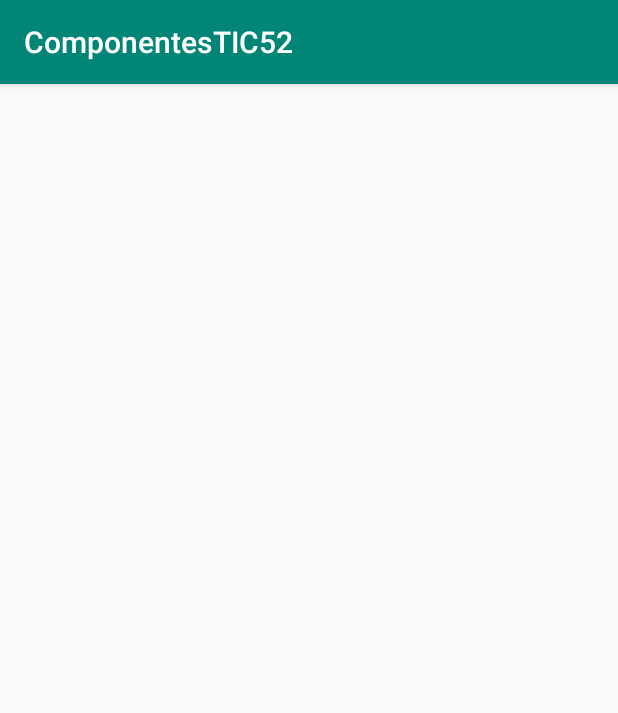
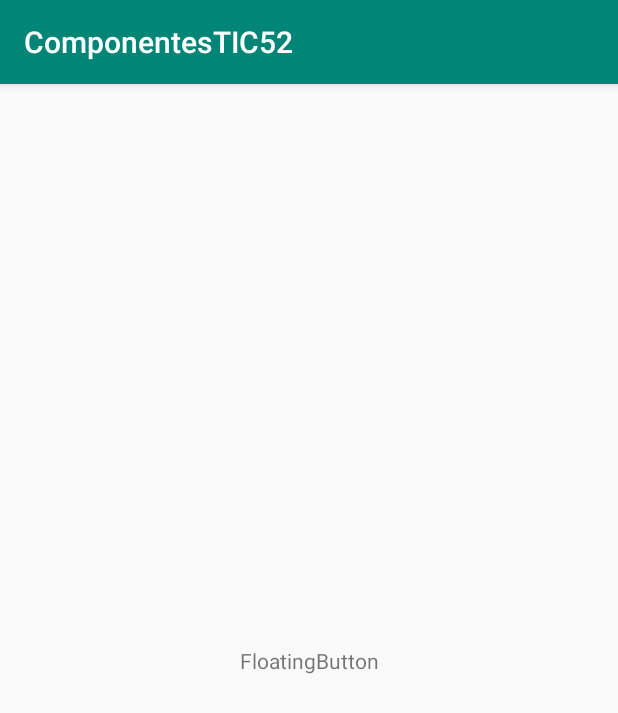
Before and after one commit to salvadorhmutec/componentes_android_tic52, an Android app: the Activity_Floating_Action_Buttom screen opened directly, with no data from a screen before it, on a phone screen of 412 x 824 dp. Shown: the top 713 px of the screen. Run offline under Robolectric (Android 15) with nearby library versions, the phone set to English and light mode, and no system bars.

Commit message:
MainActivity y menu FloatingActionButton agregado y funcionando, variable progresssBar corregido a progressBar.

```diff
--- a/app/src/main/AndroidManifest.xml
+++ b/app/src/main/AndroidManifest.xml
@@ -9,7 +9,7 @@
         android:roundIcon="@mipmap/ic_launcher_round"
         android:supportsRtl="true"
         android:theme="@style/AppTheme">
-        <activity android:name=".Activity_Floating_Action_Buttom"></activity>
+        <activity android:name=".Activity_Floating_Action_Buttom"/>
         <activity android:name=".Activity_Calendar_View" />
         <activity android:name=".Activity_Spinner" />
         <activity android:name=".Activity_Web_View" />
--- a/app/src/main/java/com/blogspot/salvadorhm/componentestic52/MainActivity.java
+++ b/app/src/main/java/com/blogspot/salvadorhm/componentestic52/MainActivity.java
@@ -90,6 +90,9 @@ public class MainActivity extends AppCompatActivity
             startActivity(intent);
         } else if (id == R.id.nav_check_box) {
             Intent intent = new Intent(getApplicationContext(),Activity_CheckBox.class);
+            startActivity(intent);}
+            else if (id == R.id.nav_floating_button) {
+            Intent intent = new Intent(getApplicationContext(),Activity_Floating_Action_Buttom.class);
             startActivity(intent);
         } else if (id == R.id.nav_image_button) {
             Intent intent = new Intent(getApplicationContext(),Activity_Image_Button.class);
--- a/app/src/main/res/layout/activity__floating__action__buttom.xml
+++ b/app/src/main/res/layout/activity__floating__action__buttom.xml
@@ -6,4 +6,17 @@
     android:layout_height="match_parent"
     tools:context=".Activity_Floating_Action_Buttom">
 
+    <TextView
+        android:layout_width="wrap_content"
+        android:layout_height="wrap_content"
+        android:layout_marginStart="8dp"
+        android:layout_marginTop="8dp"
+        android:layout_marginEnd="8dp"
+        android:layout_marginBottom="8dp"
+        android:text="@string/floatingbutton"
+        app:layout_constraintBottom_toBottomOf="parent"
+        app:layout_constraintEnd_toEndOf="parent"
+        app:layout_constraintStart_toStartOf="parent"
+        app:layout_constraintTop_toTopOf="parent" />
+
 </android.support.constraint.ConstraintLayout>
--- a/app/src/main/res/layout/activity__progress_bar.xml
+++ b/app/src/main/res/layout/activity__progress_bar.xml
@@ -13,7 +13,7 @@
         android:layout_marginTop="8dp"
         android:layout_marginEnd="8dp"
         android:layout_marginBottom="8dp"
-        android:text="@string/progresssbar"
+        android:text="@string/progressbar"
         app:layout_constraintBottom_toBottomOf="parent"
         app:layout_constraintEnd_toEndOf="parent"
         app:layout_constraintStart_toStartOf="parent"
--- a/app/src/main/res/menu/activity_main_drawer.xml
+++ b/app/src/main/res/menu/activity_main_drawer.xml
@@ -21,6 +21,7 @@
             android:icon="@drawable/ic_menu_manage"
             android:title="@string/checkbox" />
         <item
+            android:id="@+id/nav_floating_button"
             android:icon="@drawable/ic_menu_manage"
             android:title="@string/floatingbutton" />
         <item
@@ -38,7 +39,7 @@
         <item
             android:id="@+id/nav_progress_bar"
             android:icon="@drawable/ic_menu_manage"
-            android:title="@string/progresssbar" />
+            android:title="@string/progressbar" />
         <item
             android:id="@+id/nav_radio_button"
             android:icon="@drawable/ic_menu_manage"
--- a/app/src/main/res/values/strings.xml
+++ b/app/src/main/res/values/strings.xml
@@ -14,7 +14,7 @@
     <string name="imagebutton">ImageButton</string>
     <string name="imageview">ImageView</string>
     <string name="mapview">MapView</string>
-    <string name="progresssbar">ProgresssBar</string>
+    <string name="progressbar">ProgresssBar</string>
     <string name="radiobutton">RadioButton</string>
     <string name="ratingbar">RatingBar</string>
     <string name="switchcomponent">Switch</string>
```
